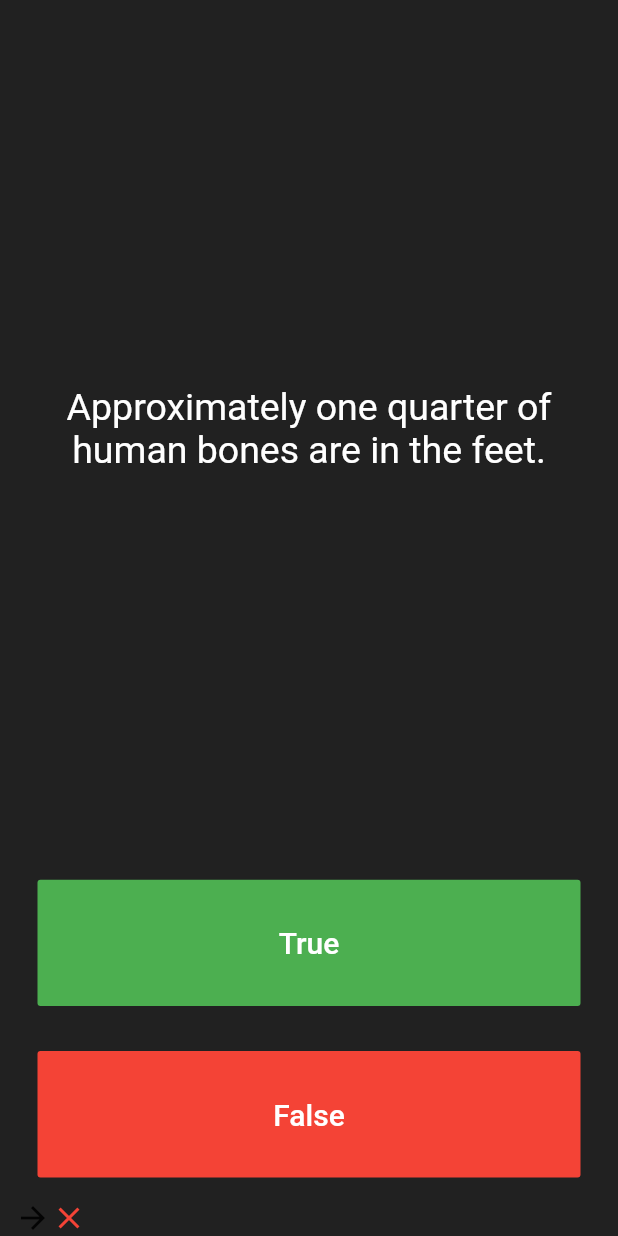
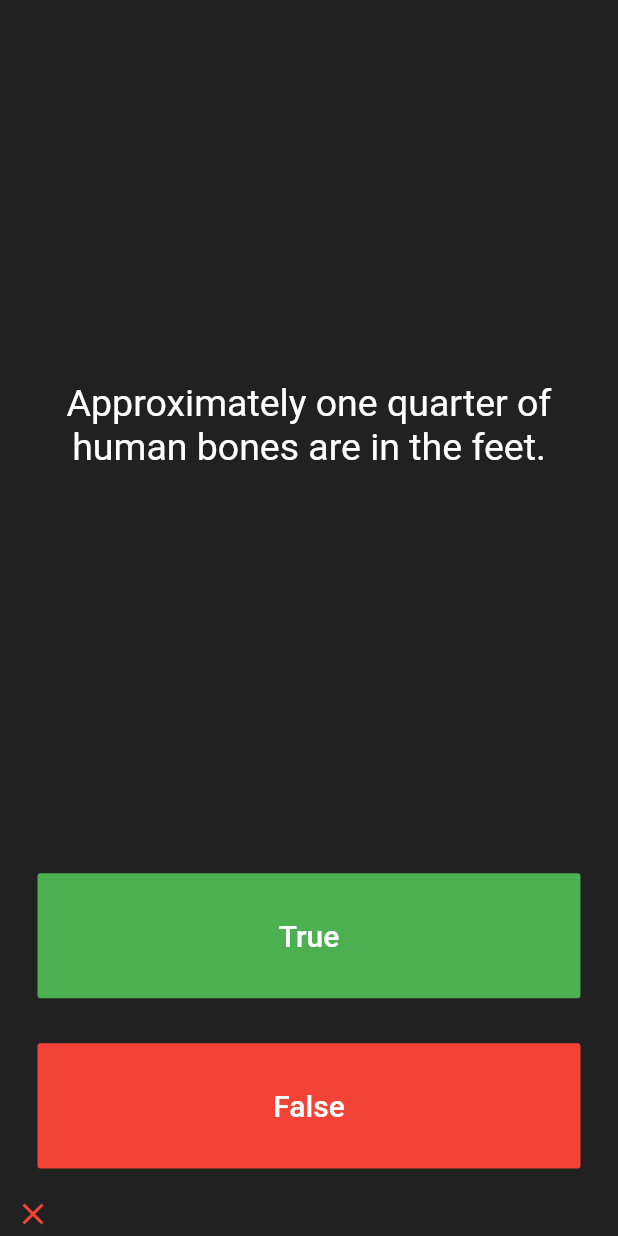
Before and after one commit to stefaniamak/flutter_course, a Flutter app: the screen it shows after launch, after a tap on "True", on a phone screen of 412 x 824 dp. Run offline on Flutter 3.47's test engine with Material 2 defaults, Android fonts, the phone set to English and light mode, and no system bars; our stand-ins replace audioplayers, rflutter_alert.

Commit message:
feat(quiz): restart only text by the end pop up message

```diff
--- a/quizzler-flutter/lib/game_over.dart
+++ b/quizzler-flutter/lib/game_over.dart
@@ -13,12 +13,18 @@ class GameOver {
         title: '- End of quiz -',
         desc: 'Good job fella!',
         buttons: [
-          DialogButton(child: Text('Start over'), onPressed: () => endGame())
+          DialogButton(
+            child: Text('Start over'),
+            onPressed: () {
+              endGame();
+              Navigator.of(context).pop();
+            },
+          )
         ]).show();
   }
 
   static void endGame() {
     quizBrain.resetAnswers();
-    _scoreKeeper.resetIcons();
+    //_scoreKeeper.resetIcons();
   }
 }
--- a/quizzler-flutter/lib/main.dart
+++ b/quizzler-flutter/lib/main.dart
@@ -1,4 +1,6 @@
 import 'package:flutter/material.dart';
+import 'package:quizzler/models/answer.dart';
+import 'package:quizzler/models/question.dart';
 import 'package:quizzler/quiz_brain.dart';
 import 'package:quizzler/score_keeper.dart';
 
@@ -30,14 +32,24 @@ class _QuizPageState extends State<QuizPage> {
   final QuizBrain _quizBrain = QuizBrain();
   final ScoreKeeper _scoreKeeper = ScoreKeeper();
 
-  void _pointHandler(bool answer) {
-    _addPoints(answer);
+  void _pointHandler(bool userAnswer) {
+    _addPoints(userAnswer);
     _quizBrain.nextQuestion(context);
   }
 
-  void _addPoints(bool answer) => answer == _quizBrain.getAnswer()
-      ? _scoreKeeper.score.add(Icon(Icons.check, color: Colors.green))
-      : _scoreKeeper.score.add(Icon(Icons.close, color: Colors.red));
+  void _addPoints(bool userAnswer) => _scoreKeeper.onUserAnswered(userAnswer);
+
+  @override
+  void initState() {
+    super.initState();
+    _scoreKeeper.addListener(() {
+      setState(() {});
+    });
+
+    _quizBrain.addListener(() {
+      setState(() {});
+    });
+  }
 
   @override
   Widget build(BuildContext context) {
@@ -51,7 +63,7 @@ class _QuizPageState extends State<QuizPage> {
             padding: EdgeInsets.all(10.0),
             child: Center(
               child: Text(
-                _quizBrain.getQuestion(),
+                _quizBrain.getQuestionText(),
                 textAlign: TextAlign.center,
                 style: TextStyle(
                   fontSize: 25.0,
@@ -104,8 +116,19 @@ class _QuizPageState extends State<QuizPage> {
             ),
           ),
         ),
-        Row(
-          children: _scoreKeeper.score,
+        Container(
+          height: 30,
+          child: ListView(
+            scrollDirection: Axis.horizontal,
+            // [List].map returns Iterable
+            children: _scoreKeeper.answers.map((answer) {
+              if (answer.isCorrect()) {
+                return Icon(Icons.check, color: Colors.green);
+              } else {
+                return Icon(Icons.close, color: Colors.red);
+              }
+            }).toList(),
+          ),
         )
       ],
     );
--- /dev/null
+++ b/quizzler-flutter/lib/models/answer.dart
@@ -0,0 +1,12 @@
+import 'package:quizzler/models/question.dart';
+
+class Answer {
+  final Question question;
+  final bool userAnswer;
+
+  Answer({this.question, this.userAnswer});
+
+  bool isCorrect() {
+    return this.question.answer == this.userAnswer;
+  }
+}
--- a/quizzler-flutter/lib/questions.dart
+++ b/quizzler-flutter/lib/models/question.dart
@@ -1,6 +1,6 @@
 class Question {
-  String question;
-  bool answer;
+  final String question;
+  final bool answer;
 
   Question(this.question, this.answer);
 }
--- a/quizzler-flutter/lib/quiz_brain.dart
+++ b/quizzler-flutter/lib/quiz_brain.dart
@@ -1,9 +1,9 @@
 import 'package:flutter/cupertino.dart';
 
-import 'questions.dart';
+import 'models/question.dart';
 import 'game_over.dart';
 
-class QuizBrain {
+class QuizBrain with ChangeNotifier {
   QuizBrain._();
 
   static QuizBrain _instance = QuizBrain._();
@@ -36,19 +36,19 @@ class QuizBrain {
     Question(
         'The total surface area of two human lungs is approximately 70 square metres.',
         true),
-    // Question('Google was originally called \"Backrub\".', true),
-    // Question(
-    //     'Chocolate affects a dog\'s heart and nervous system; a few ounces are enough to kill a small dog.',
-    //     true),
-    // Question(
-    //     'In West Virginia, USA, if you accidentally hit an animal with your car, you are free to take it home to eat.',
-    //     true),
+    Question('Google was originally called \"Backrub\".', true),
+    Question(
+        'Chocolate affects a dog\'s heart and nervous system; a few ounces are enough to kill a small dog.',
+        true),
+    Question(
+        'In West Virginia, USA, if you accidentally hit an animal with your car, you are free to take it home to eat.',
+        true),
   ];
 
   void nextQuestion(BuildContext context) =>
       _qNum + 1 < _questionsBank.length ? _qNum++ : GameOver.gameOver(context);
 
-  String getQuestion() {
+  String getQuestionText() {
     return _questionsBank[_qNum].question;
   }
 
@@ -56,7 +56,12 @@ class QuizBrain {
     return _questionsBank[_qNum].answer;
   }
 
+  Question getQuestion() {
+    return _questionsBank[_qNum];
+  }
+
   void resetAnswers() {
     _qNum = 0;
+    notifyListeners();
   }
 }
--- a/quizzler-flutter/lib/score_keeper.dart
+++ b/quizzler-flutter/lib/score_keeper.dart
@@ -1,9 +1,25 @@
 import 'package:flutter/material.dart';
+import 'package:quizzler/models/answer.dart';
+import 'package:quizzler/quiz_brain.dart';
 
-class ScoreKeeper {
-  List<Icon> score = [Icon(Icons.arrow_forward)];
+class ScoreKeeper with ChangeNotifier {
+  // List<Icon> score = [Icon(Icons.arrow_forward)
+  final QuizBrain _quizBrain = new QuizBrain();
 
-  void resetIcons() {
-    score = [];
+  final List<Answer> _userAnswers = [];
+
+  List<Answer> get answers {
+    return _userAnswers;
+  }
+
+  void resetGame() {
+    _userAnswers.clear();
+    notifyListeners();
+  }
+
+  void onUserAnswered(bool userAnswer) {
+    _userAnswers.add(
+        new Answer(question: _quizBrain.getQuestion(), userAnswer: userAnswer));
+    notifyListeners();
   }
 }
--- a/quizzler-flutter/pubspec.yaml
+++ b/quizzler-flutter/pubspec.yaml
@@ -10,7 +10,7 @@ description: A new Flutter application.
 version: 1.0.0+1
 
 environment:
-  sdk: ">=2.1.0 <3.0.0"
+  sdk: ">=2.2.2 <3.0.0"
 
 dependencies:
   flutter:
@@ -20,6 +20,9 @@ dependencies:
   # Use with the CupertinoIcons class for iOS style icons.
   cupertino_icons: ^0.1.2
   rflutter_alert: ^1.1.0
+
+
+
 
 dev_dependencies:
   flutter_test:
```
